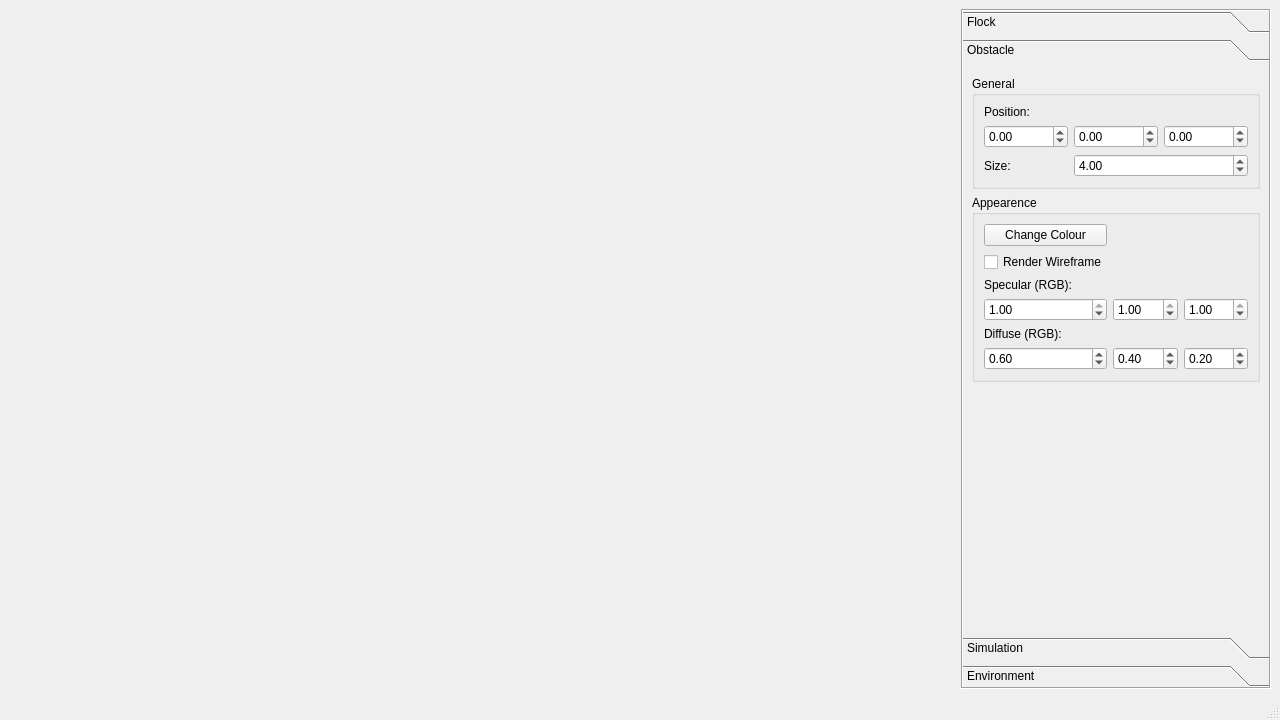
First picture: the form in ui/mainwindow.ui, repository timecop84/flocking_system, before the edit.
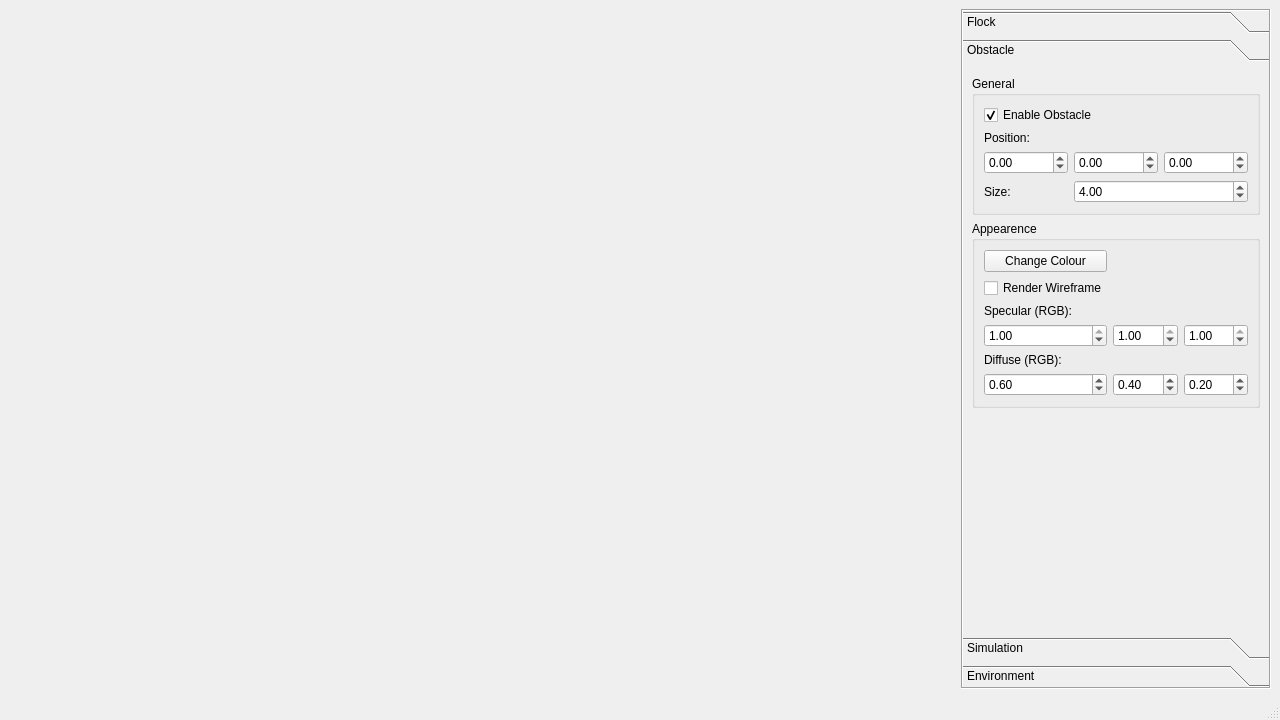
Second picture: the form after the edit. The open tabs and pages were chosen to show the change.

Commit message: feat: Add obstacle enable/disable toggle functionality

```diff
--- a/ui/mainwindow.ui
+++ b/ui/mainwindow.ui
@@ -303,14 +303,30 @@
            <string>General</string>
           </property>
           <layout class="QGridLayout" name="gridLayout_3">
-           <item row="0" column="1">
+           <item row="0" column="1" colspan="3">
+            <widget class="QCheckBox" name="m_enableObstacle">
+             <property name="toolTip">
+              <string>Enable or disable the obstacle in the simulation</string>
+             </property>
+             <property name="statusTip">
+              <string>Enable or disable the obstacle in the simulation</string>
+             </property>
+             <property name="text">
+              <string>Enable Obstacle</string>
+             </property>
+             <property name="checked">
+              <bool>true</bool>
+             </property>
+            </widget>
+           </item>
+           <item row="1" column="1">
             <widget class="QLabel" name="label_6">
              <property name="text">
               <string>Position:</string>
              </property>
             </widget>
            </item>
-           <item row="1" column="1">
+           <item row="2" column="1">
             <widget class="QDoubleSpinBox" name="m_obstaclePosX">
              <property name="minimum">
               <double>-99.000000000000000</double>
@@ -320,7 +336,7 @@
              </property>
             </widget>
            </item>
-           <item row="1" column="2">
+           <item row="2" column="2">
             <widget class="QDoubleSpinBox" name="m_obstaclePosY">
              <property name="minimum">
               <double>-99.000000000000000</double>
@@ -330,7 +346,7 @@
              </property>
             </widget>
            </item>
-           <item row="1" column="3">
+           <item row="2" column="3">
             <widget class="QDoubleSpinBox" name="m_obstaclePosZ">
              <property name="minimum">
               <double>-99.000000000000000</double>
@@ -340,7 +356,7 @@
              </property>
             </widget>
            </item>
-           <item row="2" column="1">
+           <item row="3" column="1">
             <widget class="QLabel" name="label_3">
              <property name="text">
               <string>Size:</string>
@@ -350,7 +366,7 @@
              </property>
             </widget>
            </item>
-           <item row="2" column="2" colspan="2">
+           <item row="3" column="2" colspan="2">
             <widget class="QDoubleSpinBox" name="m_obstacleSize">
              <property name="minimum">
               <double>1.000000000000000</double>
```
The commit also changes 12 other files.
